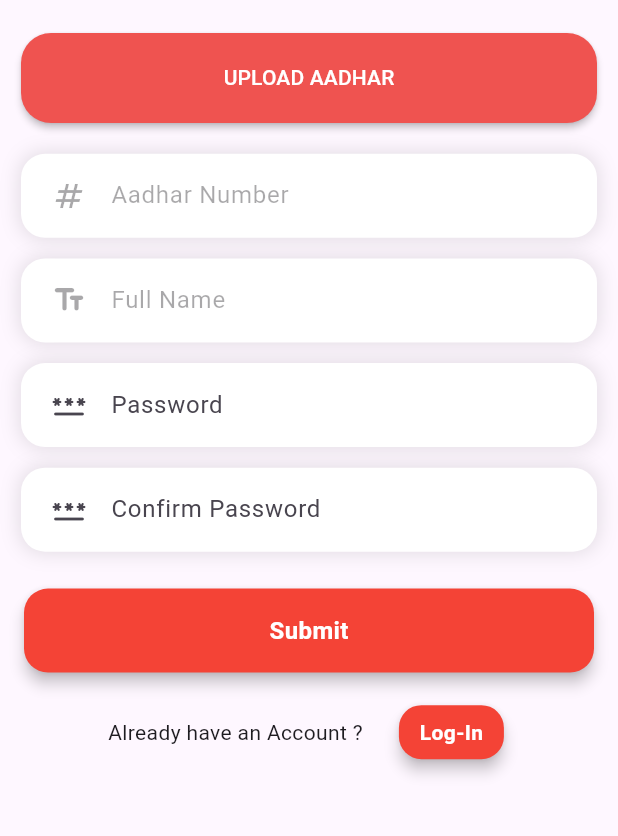
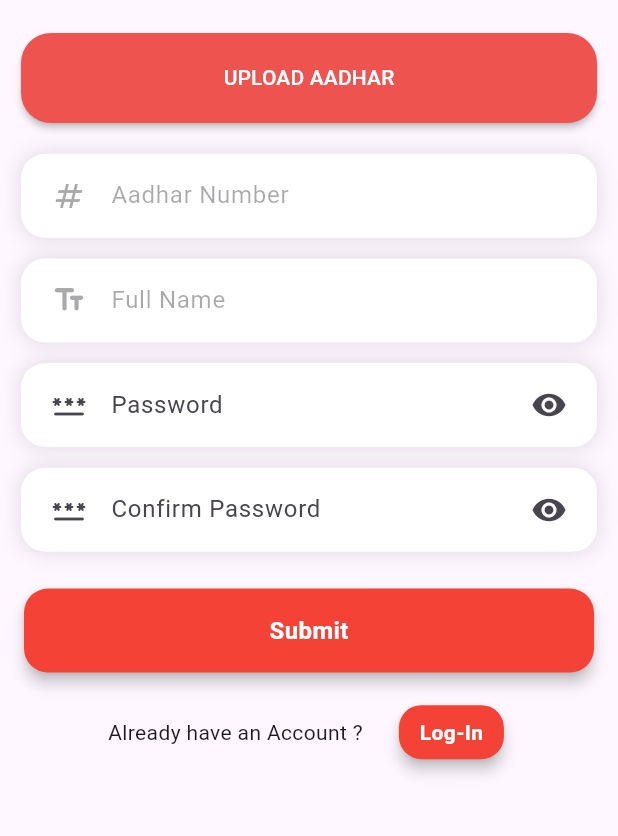
Before and after one commit to Perumallpardhiv/o-bug1, a Flutter app: the screen it shows after launch, after a tap on "Submit", after a tap on "Sign-Up", on a phone screen of 412 x 824 dp, the part 174-1010 px from its top. Run offline on Flutter 3.47's test engine with Material 2 defaults, Android fonts, the phone set to English and light mode, and no system bars; our stand-ins replace adaptive_theme, easy_localization, flutter_native_splash, form_field_validator, google_fonts, hive and 2 more; accounts and stored records are empty.

Commit message:
add obscure text Fixes #28

```diff
--- a/lib/screens/login.dart
+++ b/lib/screens/login.dart
@@ -22,6 +22,7 @@ class _LoginState extends State<Login> {
   final _key = GlobalKey<FormState>();
   final Box hiveObj = Hive.box('data');
   bool isLoading = false;
+  bool _obscureText = true;
   @override
   Widget build(BuildContext context) {
     return Scaffold(
@@ -80,15 +81,30 @@ class _LoginState extends State<Login> {
                   width: MediaQuery.of(context).size.width - 28,
                   child: Padding(
                     padding: const EdgeInsets.only(left: 8, right: 8),
-                    child: TextFormField(
-                      validator:
-                          RequiredValidator(errorText: 'Password is required'),
-                      cursorColor: Colors.redAccent,
-                      controller: _passwordController,
-                      obscureText: true,
-                      decoration: inputDecoration.copyWith(
-                          hintText: 'password'.tr(),
-                          prefixIcon: const Icon(Icons.password)),
+                    child: StatefulBuilder(
+                      builder: (BuildContext context, StateSetter innerState) {
+                        return TextFormField(
+                          validator: RequiredValidator(
+                              errorText: 'Password is required'),
+                          cursorColor: Colors.redAccent,
+                          controller: _passwordController,
+                          obscureText: _obscureText,
+                          decoration: inputDecoration.copyWith(
+                            hintText: 'password'.tr(),
+                            prefixIcon: const Icon(Icons.password),
+                            suffixIcon: GestureDetector(
+                              onTap: () {
+                                innerState(() {
+                                  _obscureText = !_obscureText;
+                                });
+                              },
+                              child: Icon(_obscureText
+                                  ? Icons.visibility
+                                  : Icons.visibility_off),
+                            ),
+                          ),
+                        );
+                      },
                     ),
                   ),
                 ),
--- a/lib/screens/register.dart
+++ b/lib/screens/register.dart
@@ -34,6 +34,8 @@ class _RegisterState extends State<Register> {
   final Box hiveObj = Hive.box('data');
   bool isLoading = false;
   bool isLoadingSubmit = false;
+  bool _obscureText1 = true;
+  bool _obscureText2 = true;
   @override
   Widget build(BuildContext context) {
     return Scaffold(
@@ -148,17 +150,35 @@ class _RegisterState extends State<Register> {
                   width: MediaQuery.of(context).size.width - 28,
                   child: Padding(
                     padding: const EdgeInsets.only(left: 8, right: 8),
-                    child: TextFormField(
+                    child: StatefulBuilder(
+                      builder: (BuildContext context, StateSetter innerState) {
+                        return TextFormField(
                           validator: MultiValidator([
-                        RequiredValidator(errorText: 'Password is required'),
-                        MinLengthValidator(6, errorText: 'Minimum length is 8'),
+                            RequiredValidator(
+                                errorText: 'Password is required'),
+                            MinLengthValidator(6,
+                                errorText: 'Minimum length is 8'),
                           ]),
                           cursorColor: Colors.redAccent,
                           controller: _passwordController,
+                          obscureText: _obscureText1,
                           decoration: inputDecoration.copyWith(
                               hintText: 'password'.tr(),
                               prefixIcon: const Icon(Icons.password_rounded),
-                      ),
+                              suffixIcon: GestureDetector(
+                                onTap: () {
+                                  innerState(
+                                    () {
+                                      _obscureText1 = !_obscureText1;
+                                    },
+                                  );
+                                },
+                                child: Icon(_obscureText1
+                                    ? Icons.visibility
+                                    : Icons.visibility_off),
+                              )),
+                        );
+                      },
                     ),
                   ),
                 ),
@@ -170,7 +190,9 @@ class _RegisterState extends State<Register> {
                   width: MediaQuery.of(context).size.width - 28,
                   child: Padding(
                     padding: const EdgeInsets.only(left: 8, right: 8),
-                    child: TextFormField(
+                    child: StatefulBuilder(
+                      builder: (BuildContext context, inState) {
+                        return TextFormField(
                           validator: (val) {
                             if (val.toString() != _passwordController.text) {
                               return 'Passwords do not match';
@@ -178,9 +200,24 @@ class _RegisterState extends State<Register> {
                           },
                           cursorColor: Colors.redAccent,
                           controller: _retypePasswordController,
+                          obscureText: _obscureText2,
                           decoration: inputDecoration.copyWith(
                               hintText: 'confirmPassword'.tr(),
-                          prefixIcon: const Icon(Icons.password_rounded)),
+                              prefixIcon: const Icon(Icons.password_rounded),
+                              suffixIcon: GestureDetector(
+                                onTap: () {
+                                  inState(
+                                    () {
+                                      _obscureText2 = !_obscureText2;
+                                    },
+                                  );
+                                },
+                                child: Icon(_obscureText1
+                                    ? Icons.visibility
+                                    : Icons.visibility_off),
+                              )),
+                        );
+                      },
                     ),
                   ),
                 ),
```
Lines whose indentation alone changed are shown as unchanged.
